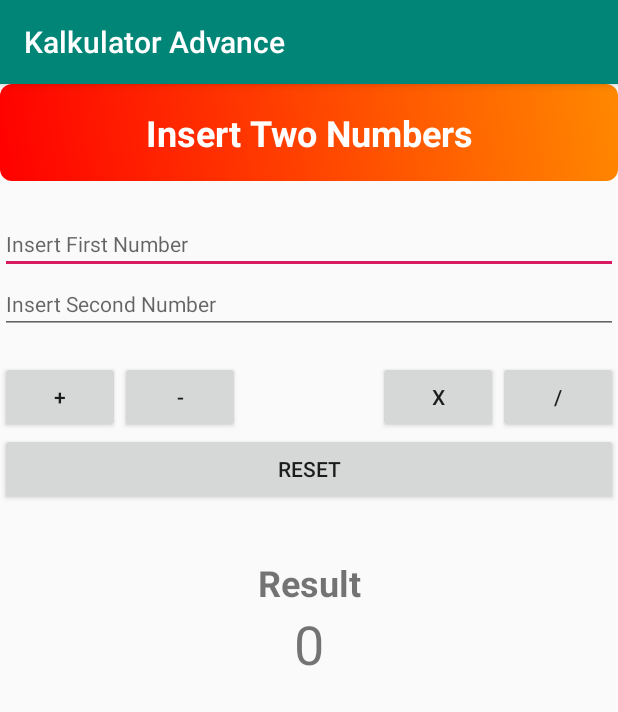
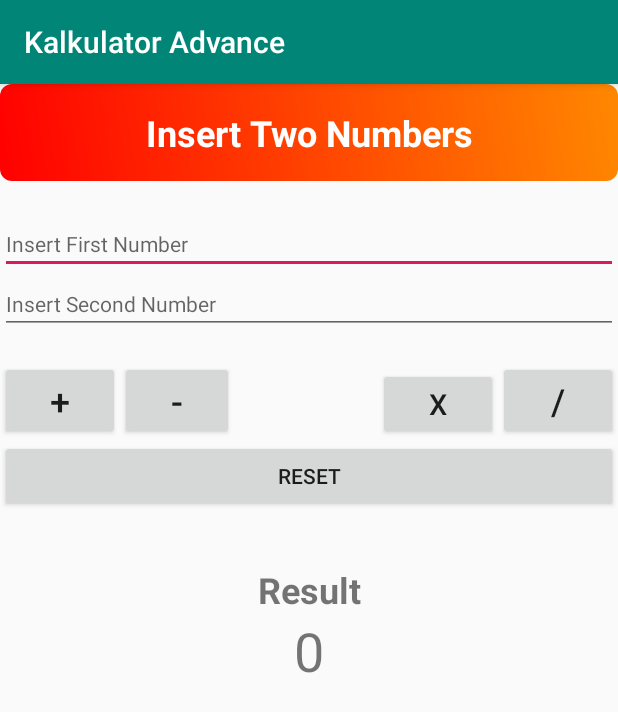
Before and after one commit to Sakadyk/Junior-Mobile-Programmer, an Android app: the CalculatorActivity screen opened directly, with no data from a screen before it, on a phone screen of 412 x 824 dp. Shown: the top 712 px of the screen. Run offline under Robolectric (Android 15) with nearby library versions, the phone set to English and light mode, and no system bars.

Commit message:
merubah size +-/x supaya keliatan lebih jelas

```diff
--- a/app/src/main/java/com/sugiartha/juniorandroid/CalculatorActivity.java
+++ b/app/src/main/java/com/sugiartha/juniorandroid/CalculatorActivity.java
@@ -109,6 +109,7 @@ public class CalculatorActivity extends AppCompatActivity {
                 hasil.setText("0");
                 angka_pertama.requestFocus();
             }
-        });
+        }
+        );
     }
 }
--- a/app/src/main/res/layout/activity_calculator.xml
+++ b/app/src/main/res/layout/activity_calculator.xml
@@ -17,7 +17,9 @@
         android:layout_alignParentLeft="true"
         android:layout_alignParentStart="true"
         android:layout_marginTop="18dp"
-        android:layout_width="80dp" />
+        android:layout_width="80dp"
+        android:textSize="24sp"
+        />
 
     <EditText
         android:layout_width="match_parent"
@@ -87,14 +89,15 @@
         android:layout_alignParentStart="true" />
 
     <Button
-        android:text="-"
+        android:id="@+id/kurang"
+        android:layout_width="76dp"
         android:layout_height="wrap_content"
-        android:id="@+id/kurang"
-        android:layout_width="80dp"
         android:layout_alignBaseline="@+id/tambah"
         android:layout_alignBottom="@+id/tambah"
+        android:layout_toEndOf="@+id/tambah"
         android:layout_toRightOf="@+id/tambah"
-        android:layout_toEndOf="@+id/tambah" />
+        android:text="-"
+        android:textSize="24sp" />
 
     <Button
         android:text="Reset"
@@ -102,7 +105,8 @@
         android:layout_height="wrap_content"
         android:id="@+id/bersihkan"
         android:layout_below="@+id/tambah"
-        android:layout_centerHorizontal="true" />
+        android:layout_centerHorizontal="true"
+        />
 
     <Button
         android:text="/"
@@ -111,7 +115,8 @@
         android:layout_width="80dp"
         android:layout_above="@+id/bersihkan"
         android:layout_alignParentRight="true"
-        android:layout_alignParentEnd="true" />
+        android:layout_alignParentEnd="true"
+        android:textSize="24sp"/>
 
     <Button
         android:text="X"
@@ -121,6 +126,8 @@
         android:layout_alignBaseline="@+id/bagi"
         android:layout_alignBottom="@+id/bagi"
         android:layout_toLeftOf="@+id/bagi"
-        android:layout_toStartOf="@+id/bagi" />
+        android:layout_toStartOf="@+id/bagi"
+        android:textSize="19sp"
+        />
 
 </RelativeLayout>
```
